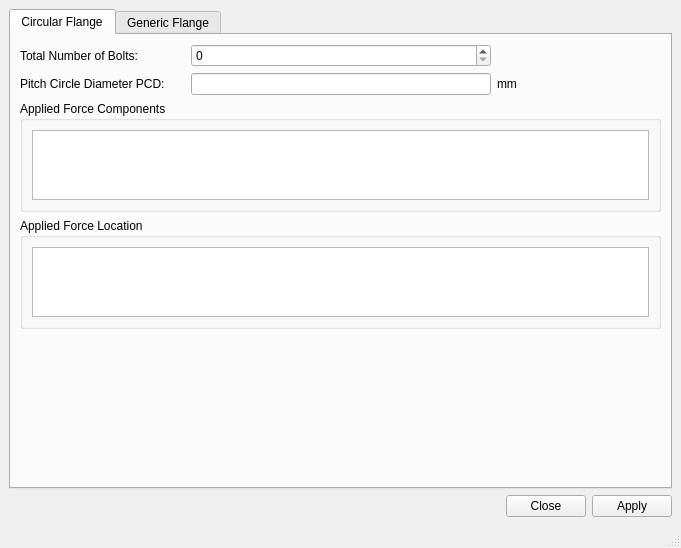
First picture: the form in BAT/src/gui/bat_flange.ui, repository misams/BAT, before the edit.
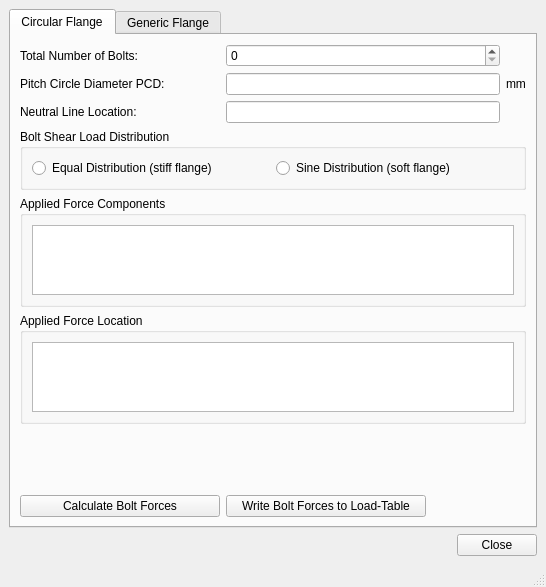
Second picture: the form after the edit.

Commit message: flange-window works

What changed in the file:
```diff
--- a/BAT/src/gui/bat_flange.ui
+++ b/BAT/src/gui/bat_flange.ui
@@ -6,8 +6,8 @@
    <rect>
     <x>0</x>
     <y>0</y>
-    <width>681</width>
-    <height>548</height>
+    <width>546</width>
+    <height>587</height>
    </rect>
   </property>
   <property name="windowTitle">
@@ -25,7 +25,7 @@
         <string>Circular Flange</string>
        </attribute>
        <layout class="QGridLayout" name="gridLayout_5">
-        <item row="2" column="0" colspan="3">
+        <item row="4" column="0" colspan="3">
          <widget class="QGroupBox" name="groupBox">
           <property name="title">
            <string>Applied Force Components</string>
@@ -74,7 +74,7 @@
           </layout>
          </widget>
         </item>
-        <item row="4" column="0">
+        <item row="6" column="0">
          <spacer name="verticalSpacer">
           <property name="orientation">
            <enum>Qt::Vertical</enum>
@@ -105,7 +105,14 @@
          </widget>
         </item>
         <item row="0" column="1">
-         <widget class="QSpinBox" name="nmbrBolts"/>
+         <widget class="QSpinBox" name="nmbrBolts">
+          <property name="maximumSize">
+           <size>
+            <width>300</width>
+            <height>16777215</height>
+           </size>
+          </property>
+         </widget>
         </item>
         <item row="1" column="0">
          <widget class="QLabel" name="label_2">
@@ -121,7 +128,7 @@
           </property>
          </widget>
         </item>
-        <item row="3" column="0" colspan="3">
+        <item row="5" column="0" colspan="3">
          <widget class="QGroupBox" name="groupBox_2">
           <property name="title">
            <string>Applied Force Location</string>
@@ -158,6 +165,102 @@
           </layout>
          </widget>
         </item>
+        <item row="2" column="1">
+         <widget class="QLineEdit" name="lineEditHNeutral">
+          <property name="maximumSize">
+           <size>
+            <width>300</width>
+            <height>16777215</height>
+           </size>
+          </property>
+         </widget>
+        </item>
+        <item row="2" column="0">
+         <widget class="QLabel" name="label_4">
+          <property name="text">
+           <string>Neutral Line Location:</string>
+          </property>
+         </widget>
+        </item>
+        <item row="3" column="0" colspan="3">
+         <widget class="QGroupBox" name="groupBox_3">
+          <property name="title">
+           <string>Bolt Shear Load Distribution</string>
+          </property>
+          <layout class="QHBoxLayout" name="horizontalLayout">
+           <item>
+            <widget class="QRadioButton" name="radioEqual">
+             <property name="text">
+              <string>Equal Distribution (stiff flange)</string>
+             </property>
+             <attribute name="buttonGroup">
+              <string notr="true">buttonGroupShearLoad</string>
+             </attribute>
+            </widget>
+           </item>
+           <item>
+            <widget class="QRadioButton" name="radioSine">
+             <property name="text">
+              <string>Sine Distribution (soft flange)</string>
+             </property>
+             <attribute name="buttonGroup">
+              <string notr="true">buttonGroupShearLoad</string>
+             </attribute>
+            </widget>
+           </item>
+          </layout>
+         </widget>
+        </item>
+        <item row="7" column="0">
+         <widget class="QPushButton" name="buttonCalc">
+          <property name="sizePolicy">
+           <sizepolicy hsizetype="Fixed" vsizetype="Fixed">
+            <horstretch>0</horstretch>
+            <verstretch>0</verstretch>
+           </sizepolicy>
+          </property>
+          <property name="minimumSize">
+           <size>
+            <width>200</width>
+            <height>0</height>
+           </size>
+          </property>
+          <property name="maximumSize">
+           <size>
+            <width>200</width>
+            <height>16777215</height>
+           </size>
+          </property>
+          <property name="text">
+           <string>Calculate Bolt Forces</string>
+          </property>
+         </widget>
+        </item>
+        <item row="7" column="1">
+         <widget class="QPushButton" name="buttonWriteResults">
+          <property name="sizePolicy">
+           <sizepolicy hsizetype="Fixed" vsizetype="Fixed">
+            <horstretch>0</horstretch>
+            <verstretch>0</verstretch>
+           </sizepolicy>
+          </property>
+          <property name="minimumSize">
+           <size>
+            <width>200</width>
+            <height>0</height>
+           </size>
+          </property>
+          <property name="maximumSize">
+           <size>
+            <width>200</width>
+            <height>16777215</height>
+           </size>
+          </property>
+          <property name="text">
+           <string>Write Bolt Forces to Load-Table</string>
+          </property>
+         </widget>
+        </item>
        </layout>
       </widget>
       <widget class="QWidget" name="tab_generic_flange">
@@ -170,7 +273,7 @@
     <item>
      <widget class="QDialogButtonBox" name="buttonBox">
       <property name="standardButtons">
-       <set>QDialogButtonBox::Apply|QDialogButtonBox::Close</set>
+       <set>QDialogButtonBox::Close</set>
       </property>
       <property name="centerButtons">
        <bool>false</bool>
```
Left out of the diff: 5 changed lines with no effect on the pictures. The commit also changes 6 other files.
